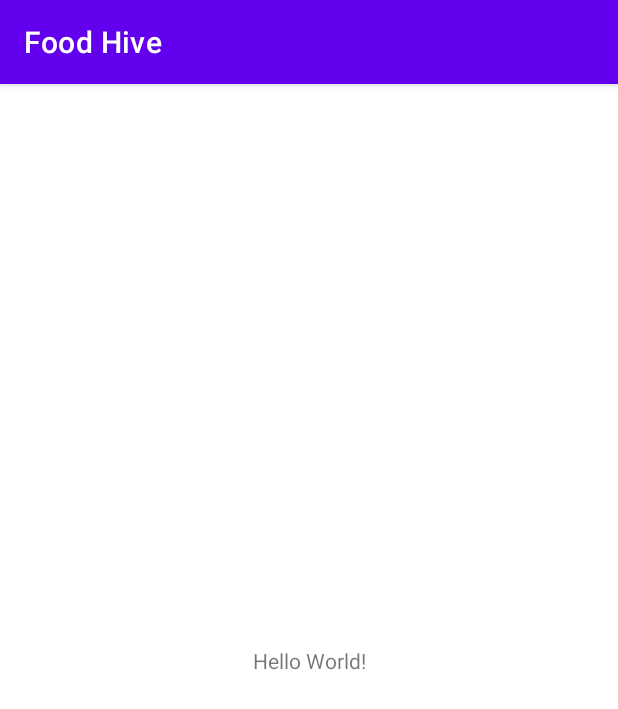
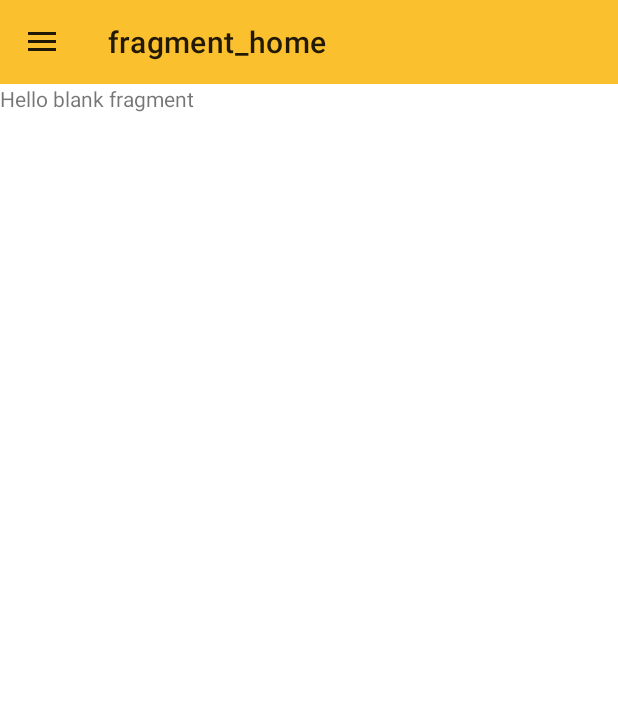
Before and after one commit to EhasanPial/FoodHive2, an Android app: the screen it shows after launch (MainActivity), on a phone screen of 412 x 824 dp. Shown: the top 709 px of the screen. Run offline under Robolectric (Android 15) with nearby library versions, the phone set to English and light mode, and no system bars; our stand-ins replace navigation-ui.

Commit message:
Food hive

```diff
--- a/app/build.gradle
+++ b/app/build.gradle
@@ -44,6 +44,7 @@ dependencies {
    / ---- Jetpack Navigation ---- /
     implementation 'androidx.navigation:navigation-fragment:2.3.5'
     implementation 'androidx.navigation:navigation-ui:2.3.5'
+    implementation 'androidx.legacy:legacy-support-v4:1.0.0'
 
     testImplementation 'junit:junit:4.+'
     androidTestImplementation 'androidx.test.ext:junit:1.1.2'
--- /dev/null
+++ b/app/src/main/java/UI/HomeFragment.java
@@ -0,0 +1,23 @@
+package UI;
+
+import android.os.Bundle;
+
+import androidx.fragment.app.Fragment;
+
+import android.view.LayoutInflater;
+import android.view.View;
+import android.view.ViewGroup;
+
+import com.example.foodhive.R;
+
+
+public class HomeFragment extends Fragment {
+
+
+    @Override
+    public View onCreateView(LayoutInflater inflater, ViewGroup container,
+                             Bundle savedInstanceState) {
+        // Inflate the layout for this fragment
+        return inflater.inflate(R.layout.fragment_home, container, false);
+    }
+}
--- a/app/src/main/java/com/example/foodhive/MainActivity.java
+++ b/app/src/main/java/com/example/foodhive/MainActivity.java
@@ -1,16 +1,70 @@
 package com.example.foodhive;
 
+import androidx.annotation.NonNull;
+import androidx.annotation.Nullable;
 import androidx.appcompat.app.AppCompatActivity;
+import androidx.appcompat.widget.Toolbar;
+import androidx.drawerlayout.widget.DrawerLayout;
+import androidx.navigation.NavController;
+import androidx.navigation.NavDestination;
+import androidx.navigation.Navigation;
+import androidx.navigation.ui.AppBarConfiguration;
+import androidx.navigation.ui.NavigationUI;
 
 import android.os.Bundle;
+import android.view.View;
+import android.view.WindowManager;
+
+import com.google.android.material.navigation.NavigationView;
 
 public class MainActivity extends AppCompatActivity {
+
+    private Toolbar toolbar;
+    private NavigationView navigationView ;
+    private DrawerLayout drawerLayout ;
 
     @Override
     protected void onCreate(Bundle savedInstanceState) {
         super.onCreate(savedInstanceState);
         setContentView(R.layout.activity_main);
 
+        toolbar = findViewById(R.id.main_toolbar) ;
+        navigationView = findViewById(R.id.nav_view) ;
+        drawerLayout = findViewById(R.id.main_drawwer_layout) ;
+
+        setSupportActionBar(toolbar);
+        NavController navController = Navigation.findNavController(this, R.id.nav_host_fragment_container);
+        AppBarConfiguration appBarConfiguration =
+                new AppBarConfiguration.Builder(navController.getGraph())
+                        .setDrawerLayout(drawerLayout)
+                        .build();
+        NavigationView navView = findViewById(R.id.nav_view);
+        NavigationUI.setupWithNavController(navView, navController);
+        NavigationUI.setupWithNavController(toolbar, navController, appBarConfiguration);
+        NavigationUI.setupActionBarWithNavController(this, navController, appBarConfiguration);
+
+        hidetoolbar(navController);
+
+
+
 
     }
+
+    private void hidetoolbar(NavController navController) {
+        navController.addOnDestinationChangedListener(new NavController.OnDestinationChangedListener() {
+            @Override
+            public void onDestinationChanged(@NonNull NavController controller, @NonNull NavDestination destination, @Nullable Bundle arguments) {
+                if (destination.getId() == R.id.login2 ) {
+                    toolbar.setVisibility(View.GONE);
+                    getWindow().setFlags(WindowManager.LayoutParams.FLAG_LAYOUT_NO_LIMITS, WindowManager.LayoutParams.FLAG_LAYOUT_NO_LIMITS);
+                }
+                else {
+                    toolbar.setVisibility(View.VISIBLE);
+                    getWindow().clearFlags(WindowManager.LayoutParams.FLAG_LAYOUT_NO_LIMITS);
+
+                }
+
+            }
+        });
+    }
 }
--- /dev/null
+++ b/app/src/main/res/drawable/ic_baseline_arrow_forward_24.xml
@@ -0,0 +1,5 @@
+<vector android:autoMirrored="true" android:height="24dp"
+    android:tint="?attr/colorControlNormal" android:viewportHeight="24"
+    android:viewportWidth="24" android:width="24dp" xmlns:android="http://schemas.android.com/apk/res/android">
+    <path android:fillColor="@android:color/white" android:pathData="M12,4l-1.41,1.41L16.17,11H4v2h12.17l-5.58,5.59L12,20l8,-8z"/>
+</vector>
--- /dev/null
+++ b/app/src/main/res/drawable/ic_baseline_person_24.xml
@@ -0,0 +1,10 @@
+<vector xmlns:android="http://schemas.android.com/apk/res/android"
+    android:width="24dp"
+    android:height="24dp"
+    android:viewportWidth="24"
+    android:viewportHeight="24"
+    android:tint="?attr/colorControlNormal">
+  <path
+      android:fillColor="@android:color/white"
+      android:pathData="M12,12c2.21,0 4,-1.79 4,-4s-1.79,-4 -4,-4 -4,1.79 -4,4 1.79,4 4,4zM12,14c-2.67,0 -8,1.34 -8,4v2h16v-2c0,-2.66 -5.33,-4 -8,-4z"/>
+</vector>
--- a/app/src/main/res/layout/activity_main.xml
+++ b/app/src/main/res/layout/activity_main.xml
@@ -1,18 +1,53 @@
 <?xml version="1.0" encoding="utf-8"?>
-<androidx.constraintlayout.widget.ConstraintLayout xmlns:android="http://schemas.android.com/apk/res/android"
+<androidx.drawerlayout.widget.DrawerLayout
+    xmlns:android="http://schemas.android.com/apk/res/android"
     xmlns:app="http://schemas.android.com/apk/res-auto"
     xmlns:tools="http://schemas.android.com/tools"
+    android:id="@+id/main_drawwer_layout"
     android:layout_width="match_parent"
     android:layout_height="match_parent"
+    android:fitsSystemWindows="true"
+    android:orientation="vertical"
     tools:context=".MainActivity">
 
-    <TextView
+    <LinearLayout
+        android:layout_width="match_parent"
+        android:layout_height="match_parent"
+        android:orientation="vertical"
+
+        >
+
+
+        <androidx.appcompat.widget.Toolbar
+            android:id="@+id/main_toolbar"
+            android:layout_width="match_parent"
+            android:layout_height="?attr/actionBarSize"
+            android:minHeight="?attr/actionBarSize"
+            android:theme="?attr/actionBarTheme"
+            android:background="@color/colorPrimary"/>
+
+
+        <fragment
+
+            android:id="@+id/nav_host_fragment_container"
+            android:name="androidx.navigation.fragment.NavHostFragment"
+            android:layout_width="match_parent"
+            android:layout_height="match_parent"
+            app:defaultNavHost="true"
+            app:navGraph="@navigation/nav_graph" />
+
+
+    </LinearLayout>
+
+    <com.google.android.material.navigation.NavigationView
+        android:id="@+id/nav_view"
         android:layout_width="wrap_content"
-        android:layout_height="wrap_content"
-        android:text="Hello World!"
-        app:layout_constraintBottom_toBottomOf="parent"
-        app:layout_constraintLeft_toLeftOf="parent"
-        app:layout_constraintRight_toRightOf="parent"
-        app:layout_constraintTop_toTopOf="parent" />
+        android:layout_height="match_parent"
+        android:layout_gravity="start"
+        app:headerLayout="@layout/nav_header"
+        app:menu="@menu/nav_menu">
 
-</androidx.constraintlayout.widget.ConstraintLayout>
+    </com.google.android.material.navigation.NavigationView>
+
+
+</androidx.drawerlayout.widget.DrawerLayout>
--- /dev/null
+++ b/app/src/main/res/layout/fragment_home.xml
@@ -0,0 +1,13 @@
+<FrameLayout xmlns:android="http://schemas.android.com/apk/res/android"
+    xmlns:tools="http://schemas.android.com/tools"
+    android:layout_width="match_parent"
+    android:layout_height="match_parent"
+    tools:context="UI.HomeFragment">
+
+    <!-- TODO: Update blank fragment layout -->
+    <TextView
+        android:layout_width="match_parent"
+        android:layout_height="match_parent"
+        android:text="@string/hello_blank_fragment" />
+
+</FrameLayout>
--- /dev/null
+++ b/app/src/main/res/layout/nav_header.xml
@@ -0,0 +1,6 @@
+<?xml version="1.0" encoding="utf-8"?>
+<androidx.constraintlayout.widget.ConstraintLayout
+    xmlns:android="http://schemas.android.com/apk/res/android" android:layout_width="match_parent"
+    android:layout_height="match_parent">
+
+</androidx.constraintlayout.widget.ConstraintLayout>
--- /dev/null
+++ b/app/src/main/res/menu/nav_menu.xml
@@ -0,0 +1,24 @@
+<?xml version="1.0" encoding="utf-8"?>
+<menu xmlns:android="http://schemas.android.com/apk/res/android">
+
+
+    <group  android:checkableBehavior="single">
+
+        <item android:title="">
+            <menu>
+
+                <item
+                    android:id="@+id/login2"
+                    android:icon="@drawable/ic_baseline_person_24"
+                    android:title="Login" />
+
+
+
+
+            </menu>
+
+        </item>
+    </group>
+
+
+</menu>
--- a/app/src/main/res/navigation/nav_graph.xml
+++ b/app/src/main/res/navigation/nav_graph.xml
@@ -1,5 +1,22 @@
 <?xml version="1.0" encoding="utf-8"?>
 <navigation xmlns:android="http://schemas.android.com/apk/res/android"
-    xmlns:app="http://schemas.android.com/apk/res-auto" android:id="@+id/nav_graph">
+    xmlns:app="http://schemas.android.com/apk/res-auto"
+    xmlns:tools="http://schemas.android.com/tools"
+    android:id="@+id/nav_graph"
+    app:startDestination="@id/homeFragment">
 
+    <fragment
+        android:id="@+id/homeFragment"
+        android:name="UI.HomeFragment"
+        android:label="fragment_home"
+        tools:layout="@layout/fragment_home" >
+        <action
+            android:id="@+id/action_homeFragment_to_login2"
+            app:destination="@id/login2"/>
+    </fragment>
+    <fragment
+        android:id="@+id/login2"
+        android:name="UI.Login"
+        android:label="Login"
+        tools:layout="@layout/fragment_login" />
 </navigation>
--- a/app/src/main/res/values/colors.xml
+++ b/app/src/main/res/values/colors.xml
@@ -7,4 +7,9 @@
     <color name="teal_700">#FF018786</color>
     <color name="black">#FF000000</color>
     <color name="white">#FFFFFFFF</color>
+    <color name="colorPrimary">#fbc02d</color>
+    <color name="colorPrimaryDark">#c49000</color>
+    <color name="colorPrimaryLight">#fff263</color>
+    <color name="darkBG">#37474f</color>
+
 </resources>
--- a/app/src/main/res/values/strings.xml
+++ b/app/src/main/res/values/strings.xml
@@ -1,3 +1,5 @@
 <resources>
     <string name="app_name">Food Hive</string>
+    <!-- TODO: Remove or change this placeholder text -->
+    <string name="hello_blank_fragment">Hello blank fragment</string>
 </resources>
--- a/app/src/main/res/values/themes.xml
+++ b/app/src/main/res/values/themes.xml
@@ -1,9 +1,9 @@
 <resources xmlns:tools="http://schemas.android.com/tools">
     <!-- Base application theme. -->
-    <style name="Theme.FoodHive" parent="Theme.MaterialComponents.DayNight.DarkActionBar">
+    <style name="Theme.FoodHive" parent="Theme.MaterialComponents.Light.NoActionBar">
         <!-- Primary brand color. -->
-        <item name="colorPrimary">@color/purple_500</item>
-        <item name="colorPrimaryVariant">@color/purple_700</item>
+        <item name="colorPrimary">@color/colorPrimary</item>
+        <item name="colorPrimaryVariant">@color/colorPrimaryDark</item>
         <item name="colorOnPrimary">@color/white</item>
         <!-- Secondary brand color. -->
         <item name="colorSecondary">@color/teal_200</item>
```
Also changed, not shown: app/src/main/java/UI/Login.java (added, +24 -0 lines), app/src/main/java/UI/SignUp.java (added, +22 -0 lines), app/src/main/res/drawable/button_back.xml (added, +7 -0 lines), app/src/main/res/layout/fragment_login.xml (added, +124 -0 lines), app/src/main/res/layout/fragment_sign_up.xml (added, +13 -0 lines).
